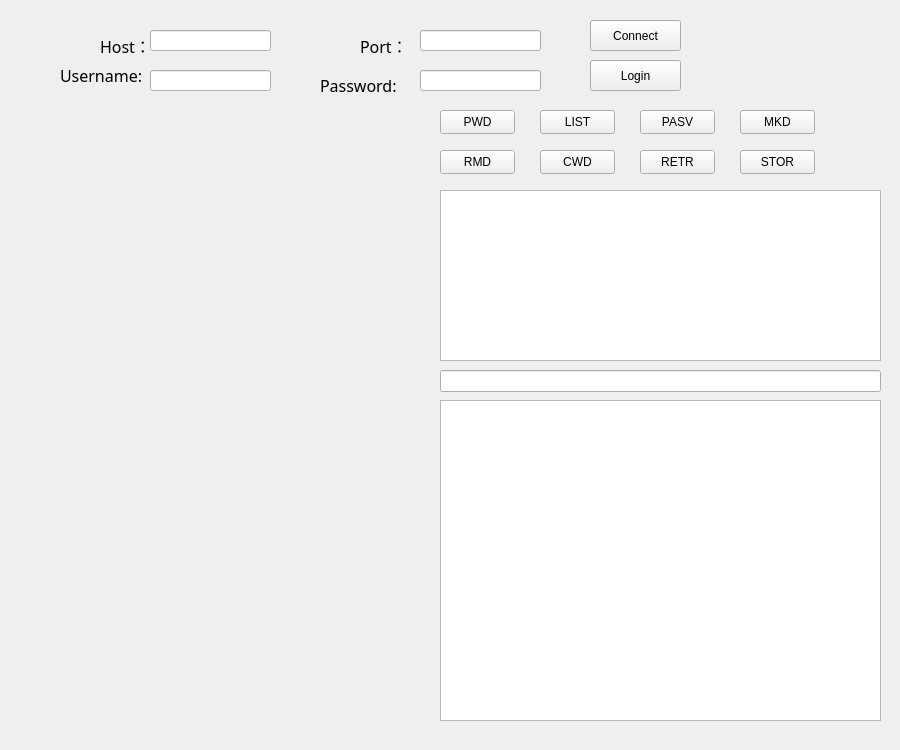
Old version of the form src/client_ui.ui in the repository vv12138vv/VFtpClient.
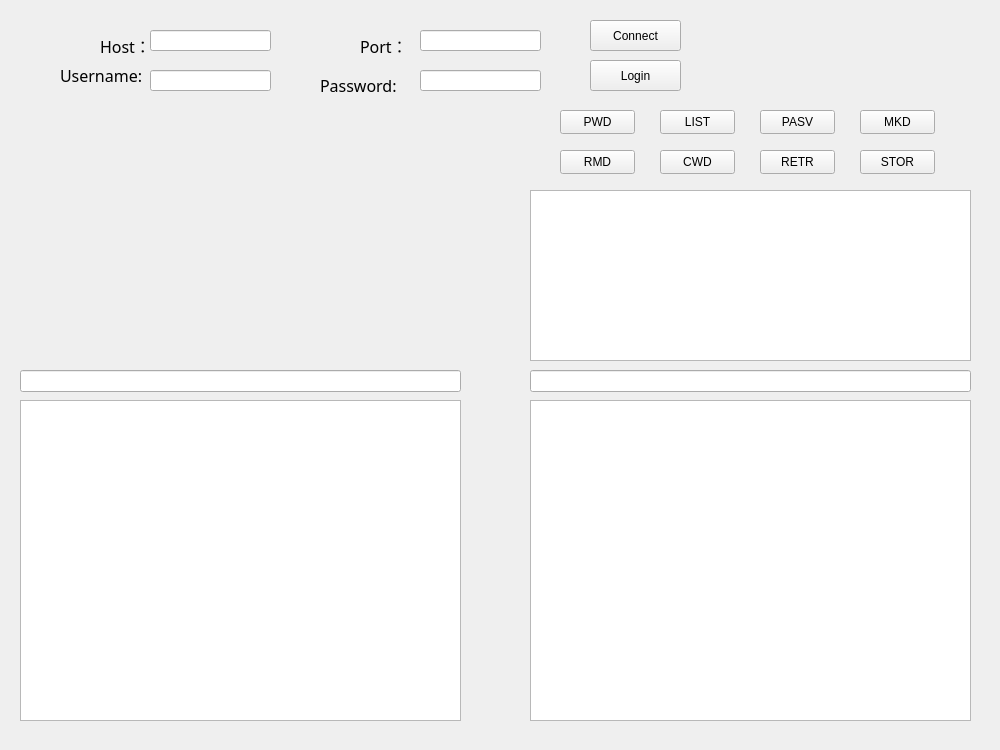
New version of the form.

Commit message: finish local table

Patch:
```diff
--- a/src/client_ui.ui
+++ b/src/client_ui.ui
@@ -6,7 +6,7 @@
    <rect>
     <x>0</x>
     <y>0</y>
-    <width>900</width>
+    <width>1000</width>
     <height>750</height>
    </rect>
   </property>
@@ -145,7 +145,7 @@
   <widget class="QTextBrowser" name="systemMsgBrowser">
    <property name="geometry">
     <rect>
-     <x>440</x>
+     <x>530</x>
      <y>190</y>
      <width>441</width>
      <height>171</height>
@@ -168,7 +168,7 @@
   <widget class="QPushButton" name="PWDtestBtn">
    <property name="geometry">
     <rect>
-     <x>440</x>
+     <x>560</x>
      <y>110</y>
      <width>75</width>
      <height>24</height>
@@ -181,7 +181,7 @@
   <widget class="QPushButton" name="LISTtestBtn">
    <property name="geometry">
     <rect>
-     <x>540</x>
+     <x>660</x>
      <y>110</y>
      <width>75</width>
      <height>24</height>
@@ -194,7 +194,7 @@
   <widget class="QPushButton" name="PASVtestBtn">
    <property name="geometry">
     <rect>
-     <x>640</x>
+     <x>760</x>
      <y>110</y>
      <width>75</width>
      <height>24</height>
@@ -207,7 +207,7 @@
   <widget class="QTableWidget" name="serverFileTable">
    <property name="geometry">
     <rect>
-     <x>440</x>
+     <x>530</x>
      <y>400</y>
      <width>441</width>
      <height>321</height>
@@ -217,7 +217,7 @@
   <widget class="QPushButton" name="MKDtestBtn">
    <property name="geometry">
     <rect>
-     <x>740</x>
+     <x>860</x>
      <y>110</y>
      <width>75</width>
      <height>24</height>
@@ -230,7 +230,7 @@
   <widget class="QPushButton" name="RMDtestBtn">
    <property name="geometry">
     <rect>
-     <x>440</x>
+     <x>560</x>
      <y>150</y>
      <width>75</width>
      <height>24</height>
@@ -243,7 +243,7 @@
   <widget class="QPushButton" name="CWDTestBtn">
    <property name="geometry">
     <rect>
-     <x>540</x>
+     <x>660</x>
      <y>150</y>
      <width>75</width>
      <height>24</height>
@@ -256,7 +256,7 @@
   <widget class="QPushButton" name="RETRtestBtn">
    <property name="geometry">
     <rect>
-     <x>640</x>
+     <x>760</x>
      <y>150</y>
      <width>75</width>
      <height>24</height>
@@ -269,7 +269,7 @@
   <widget class="QLineEdit" name="serverPathBar">
    <property name="geometry">
     <rect>
-     <x>440</x>
+     <x>530</x>
      <y>370</y>
      <width>441</width>
      <height>22</height>
@@ -279,7 +279,7 @@
   <widget class="QPushButton" name="STORtestBtn">
    <property name="geometry">
     <rect>
-     <x>740</x>
+     <x>860</x>
      <y>150</y>
      <width>75</width>
      <height>24</height>
@@ -289,6 +289,26 @@
     <string>STOR</string>
    </property>
   </widget>
+  <widget class="QTableWidget" name="clientFileTable">
+   <property name="geometry">
+    <rect>
+     <x>20</x>
+     <y>400</y>
+     <width>441</width>
+     <height>321</height>
+    </rect>
+   </property>
+  </widget>
+  <widget class="QLineEdit" name="clientPathBar">
+   <property name="geometry">
+    <rect>
+     <x>20</x>
+     <y>370</y>
+     <width>441</width>
+     <height>22</height>
+    </rect>
+   </property>
+  </widget>
  </widget>
  <resources/>
  <connections/>
```
The commit also changes 5 other files.
